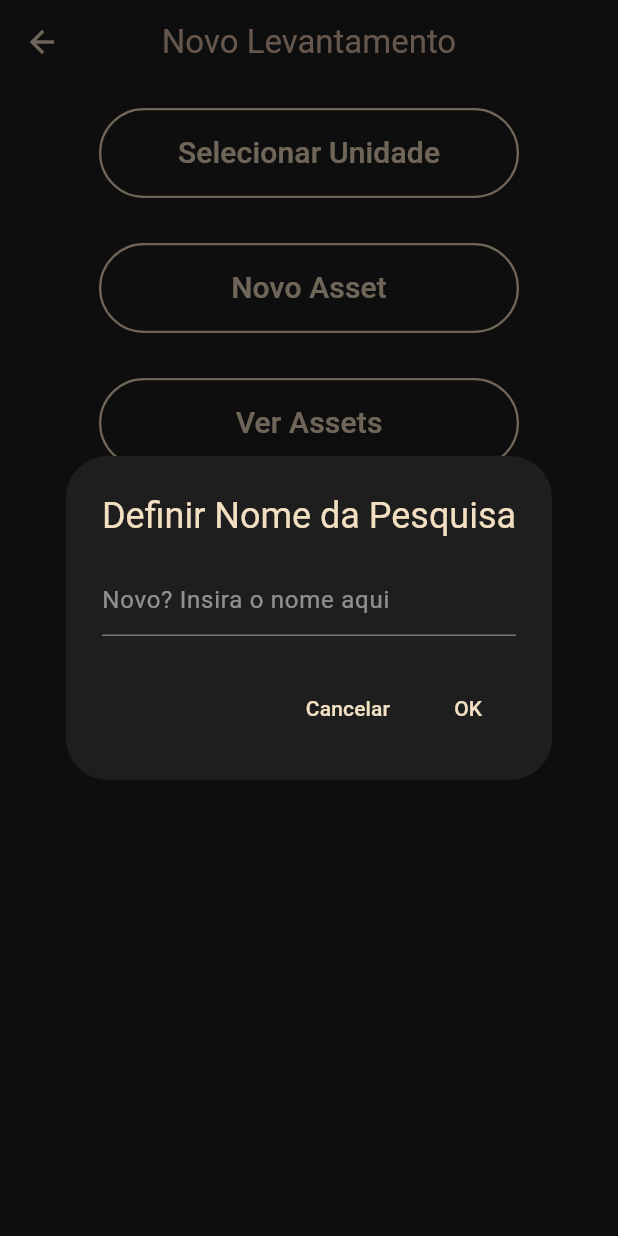
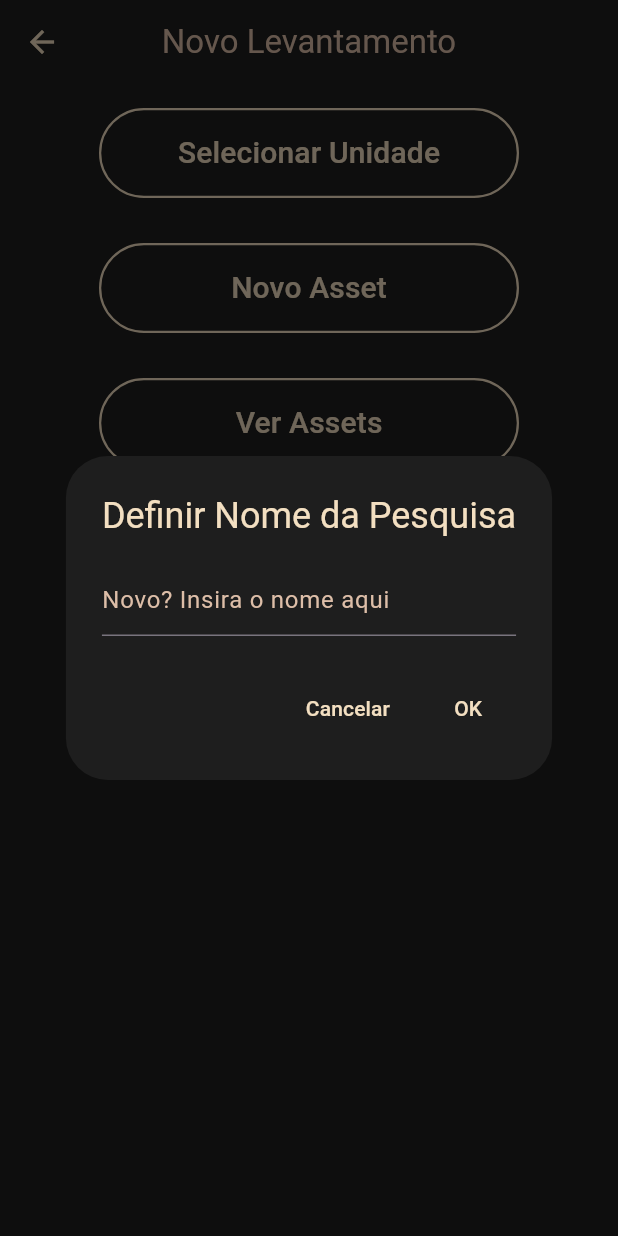
Before and after one commit to gumdanx/project_ana, a Flutter app: the TelaNovoLevantamento screen opened directly, after a tap on "Selecionar Unidade", on a phone screen of 412 x 824 dp. Run offline on Flutter 3.47's test engine with Material 3 defaults, Android fonts, the phone set to English and light mode, and no system bars; our stand-ins replace geolocator, image_picker, permission_handler, share_plus, shared_preferences; accounts and stored records are empty.

Commit message:
Nomes, icones e tema claro/escuro

```diff
--- a/lib/globals.dart
+++ b/lib/globals.dart
@@ -127,6 +127,37 @@ Future<Map<String, dynamic>> loadCategoriesFromAsset() async {
   return jsonDecode(jsonString);
 }
 
+class AnaColors {
+  static bool isDarkMode = true; // Controla o tema
+
+  static MaterialColor get back => isDarkMode ? createMaterialColor(Dark.back) : createMaterialColor(Light.back);
+  static MaterialColor get front => isDarkMode ? createMaterialColor(Dark.front) : createMaterialColor(Light.front);
+  static MaterialColor get champagne => isDarkMode ? createMaterialColor(Dark.champagne) : createMaterialColor(Light.champagne);
+  static MaterialColor get desertSand => isDarkMode ? createMaterialColor(Dark.desertSand) : createMaterialColor(Light.desertSand);
+  static MaterialColor get darkGreen => isDarkMode ? createMaterialColor(Dark.darkGreen) : createMaterialColor(Light.darkGreen);
+
+  static final _AnaColorsDark Dark = _AnaColorsDark();
+  static final _AnaColorsLight Light = _AnaColorsLight();
+}
+
+class _AnaColorsDark {
+  final Color back = Color(0xFF1E1E1E);
+  final Color front = Color(0xFF259544);
+  final Color champagne = Color(0xFFF3DFC1);
+  final Color desertSand = Color(0xFFDDBEA8);
+  final Color darkGreen = Color(0xFF1E352F);
+// Adicione outras cores do tema escuro aqui
+}
+
+class _AnaColorsLight {
+  final Color back = Color(0xFFF5F5F5);
+  final Color front = Color(0xFF1E1E1E);
+  final Color champagne = Color(0xAA1E1E1E); // Mantenha a mesma se adequada para ambos os temas
+  final Color desertSand = Color(0x771E1E1E);
+  final Color darkGreen = Color(0xFF81C784);
+// Adicione outras cores do tema claro aqui
+}
+
 MaterialColor createMaterialColor(Color color) {
   List strengths = <double>[.05];
   Map<int, Color> swatch = {};
@@ -146,48 +177,3 @@ MaterialColor createMaterialColor(Color color) {
   });
   return MaterialColor(color.value, swatch);
 }
-
-class AnaColors {
-  AnaColors._();
-
-  static const Color darkBlueBase = Color(0xFF160F29);
-  static const Color caribbeanBase = Color(0xFF246A73);
-  static const Color darkCyanBase = Color(0xFF368F8B);
-  static const Color champagneBase = Color(0xFFF3DFC1);
-  static const Color desertSandBase = Color(0xFFDDBEA8);
-
-  static const Color vanDykeBase = Color(0xFF4B3B40);
-  static const Color coyoteBase = Color(0xFF82735C);
-  static const Color olivineBase = Color(0xFF9DB17C);
-  static const Color celadonBase = Color(0xFF9CDE9F);
-  static const Color teaGreenBase = Color(0xFFD1F5BE);
-
-  static const Color richBlackBase = Color(0xFF001011);
-  static const Color darkGreenBase = Color(0xFF1E352F);
-  static const Color brunswickGreenBase = Color(0xFF335145);
-  static const Color tigersEyeBase = Color(0xFFBC6C25);
-  static const Color earthYellowBase = Color(0xFFDDA14E);
-
-  static const Color backBase = Color(0xFF1E1E1E);
-  static final MaterialColor back = createMaterialColor(backBase);
-  static const Color frontBase = Color(0xFF259544);
-  static final MaterialColor front = createMaterialColor(frontBase);
-
-  static final MaterialColor darkBlue = createMaterialColor(darkBlueBase);
-  static final MaterialColor caribbean = createMaterialColor(caribbeanBase);
-  static final MaterialColor darkCyan = createMaterialColor(darkCyanBase);
-  static final MaterialColor champagne = createMaterialColor(champagneBase);
-  static final MaterialColor desertSand = createMaterialColor(desertSandBase);
-
-  static final MaterialColor vanDyke = createMaterialColor(vanDykeBase);
-  static final MaterialColor coyote = createMaterialColor(coyoteBase);
-  static final MaterialColor olivine = createMaterialColor(olivineBase);
-  static final MaterialColor celadon = createMaterialColor(celadonBase);
-  static final MaterialColor teaGreen = createMaterialColor(teaGreenBase);
-
-  static final MaterialColor richBlack = createMaterialColor(richBlackBase);
-  static final MaterialColor darkGreen = createMaterialColor(darkGreenBase);
-  static final MaterialColor brunswickGreen = createMaterialColor(brunswickGreenBase);
-  static final MaterialColor tigersEye = createMaterialColor(tigersEyeBase);
-  static final MaterialColor earthYellow = createMaterialColor(earthYellowBase);
-}
--- a/lib/screens/asset_data.dart
+++ b/lib/screens/asset_data.dart
@@ -1,6 +1,6 @@
 import 'dart:io';
 import 'package:flutter/material.dart';
-import 'package:project_ana/globals.dart';
+import 'package:projeto_ana/globals.dart';
 import 'package:geolocator/geolocator.dart';
 import 'package:image_picker/image_picker.dart';
 import 'package:uuid/uuid.dart';
@@ -83,6 +83,7 @@ class _TelaTipoAssetState extends State<TelaTipoAsset> {
   @override
   Widget build(BuildContext context) {
     return Scaffold(
+      backgroundColor: AnaColors.back,
       appBar: AppBar(
         backgroundColor: AnaColors.back,
         centerTitle: true,
--- a/lib/screens/assets.dart
+++ b/lib/screens/assets.dart
@@ -1,7 +1,7 @@
 import 'package:flutter/material.dart';
-import 'package:project_ana/globals.dart';
+import 'package:projeto_ana/globals.dart';
 import 'dart:convert';
-import 'package:project_ana/screens/show_asset.dart';
+import 'package:projeto_ana/screens/show_asset.dart';
 
 class TelaVerAssets extends StatefulWidget {
   final String surveyName;
@@ -40,6 +40,7 @@ class _TelaVerAssetsState extends State<TelaVerAssets> {
     print('Building assets view with ${assets.length} assets');  // Log no método build
 
     return Scaffold(
+      backgroundColor: AnaColors.back,
       appBar: AppBar(
           backgroundColor: AnaColors.back,
           centerTitle: true,
--- a/lib/screens/new_asset.dart
+++ b/lib/screens/new_asset.dart
@@ -1,6 +1,6 @@
 import 'package:flutter/material.dart';
-import 'package:project_ana/screens/asset_data.dart';
-import 'package:project_ana/globals.dart';
+import 'package:projeto_ana/screens/asset_data.dart';
+import 'package:projeto_ana/globals.dart';
 
 class TelaNovoAsset extends StatefulWidget {
   final String surveyName;
@@ -32,6 +32,7 @@ class _TelaNovoAssetState extends State<TelaNovoAsset> {
       return CircularProgressIndicator();
     }
     return Scaffold(
+      backgroundColor: AnaColors.back,
       appBar: AppBar(
           backgroundColor: AnaColors.back,
           centerTitle: true,
--- a/lib/screens/new_survey.dart
+++ b/lib/screens/new_survey.dart
@@ -1,7 +1,7 @@
 import 'package:flutter/material.dart';
-import 'package:project_ana/globals.dart';
-import 'package:project_ana/screens/new_asset.dart';
-import 'package:project_ana/screens/assets.dart';
+import 'package:projeto_ana/globals.dart';
+import 'package:projeto_ana/screens/new_asset.dart';
+import 'package:projeto_ana/screens/assets.dart';
 import 'package:path_provider/path_provider.dart';
 import 'dart:io';
 import 'dart:async';
@@ -136,6 +136,7 @@ class _TelaNovoLevantamentoState extends State<TelaNovoLevantamento> {
   @override
   Widget build(BuildContext context) {
     return Scaffold(
+      backgroundColor: AnaColors.back,
       appBar: AppBar(
         backgroundColor: AnaColors.back,
         iconTheme: IconThemeData(
@@ -342,7 +343,7 @@ class _TelaNovoLevantamentoState extends State<TelaNovoLevantamento> {
                                   controller: _controller,
                                   decoration: InputDecoration(
                                       hintText: "Novo? Insira o nome aqui",
-                                      hintStyle: TextStyle(color: Colors.white.withOpacity(0.5)),
+                                      hintStyle: TextStyle(color: AnaColors.desertSand),
                                   ),
                                   style: TextStyle(color: AnaColors.front),
                                 ),
--- a/lib/screens/show_asset.dart
+++ b/lib/screens/show_asset.dart
@@ -1,6 +1,6 @@
 import 'package:flutter/material.dart';
 import 'dart:io';
-import 'package:project_ana/globals.dart';
+import 'package:projeto_ana/globals.dart';
 import 'dart:convert';
 import 'package:path_provider/path_provider.dart';
 
@@ -92,6 +92,7 @@ class _TelaVisualizarAssetState extends State<TelaVisualizarAsset> {
   @override
   Widget build(BuildContext context) {
     return Scaffold(
+      backgroundColor: AnaColors.back,
       appBar: AppBar(
         backgroundColor: AnaColors.back,
         centerTitle: true,
```
Also changed, not shown: lib/main.dart (+76 -5 lines), lib/screens/login.dart (+40 -7 lines), lib/screens/menu.dart (+35 -29 lines), lib/screens/surveys.dart (+5 -4 lines), pubspec.yaml (+10 -1 lines), pubspec.lock, 2 other files.
